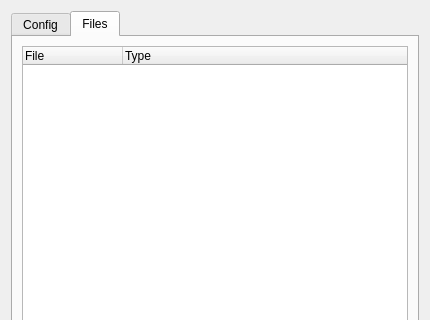
First picture: the form in mcbuilder/trunk/layouts/projectinfo.ui, repository makingthings/makecontroller, before the edit; both pictures show x 0 to 430 and y 0 to 320 of the 430 by 477 pixel window.
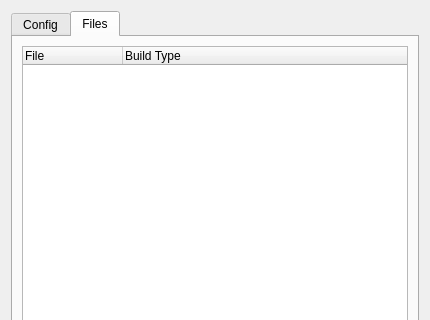
Second picture: the form after the edit. The open tabs and pages were chosen to show the change. Custom widgets are drawn as their Qt base class.

Commit message: - starting to mange files in file browser

Diff of the .ui file:
```diff
--- a/mcbuilder/trunk/layouts/projectinfo.ui
+++ b/mcbuilder/trunk/layouts/projectinfo.ui
@@ -261,7 +261,7 @@
          </column>
          <column>
           <property name="text" >
-           <string>Type</string>
+           <string>Build Type</string>
           </property>
          </column>
         </widget>
```
Left out of the diff: 9 changed lines with no effect on the pictures. The commit also changes 2 other files.
